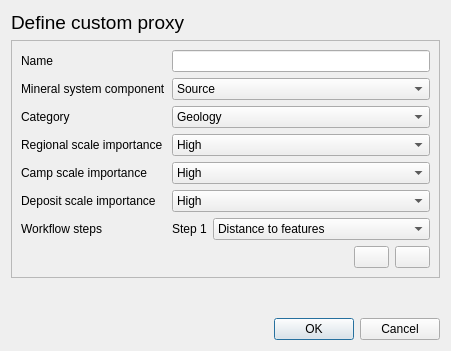
This is eis_qgis_plugin/resources/ui/mineral_proxies/define_custom_proxy.ui in GispoCoding/eis_qgis_plugin as Qt 5 draws it before an edit. The edited form follows.
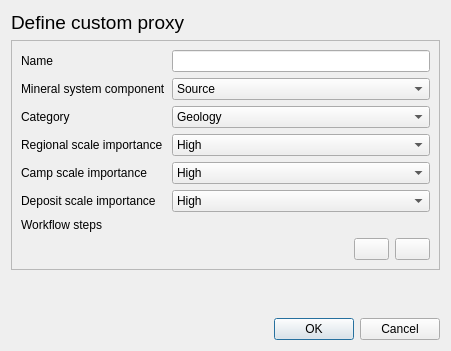
This is the edited form.

Commit message: feat: add binarize to custom proxy processing workflows

Patch:
```diff
--- a/eis_qgis_plugin/resources/ui/mineral_proxies/define_custom_proxy.ui
+++ b/eis_qgis_plugin/resources/ui/mineral_proxies/define_custom_proxy.ui
@@ -234,34 +234,7 @@
          </widget>
         </item>
         <item row="6" column="1">
-         <layout class="QFormLayout" name="workflow_steps_layout">
-          <item row="0" column="0">
-           <widget class="QLabel" name="workflow_step_1_label">
-            <property name="text">
-             <string>Step 1</string>
-            </property>
-           </widget>
-          </item>
-          <item row="0" column="1">
-           <widget class="QComboBox" name="workflow_step_1">
-            <item>
-             <property name="text">
-              <string>Distance to features</string>
-             </property>
-            </item>
-            <item>
-             <property name="text">
-              <string>Distance to anomaly</string>
-             </property>
-            </item>
-            <item>
-             <property name="text">
-              <string>Interpolate</string>
-             </property>
-            </item>
-           </widget>
-          </item>
-         </layout>
+         <layout class="QFormLayout" name="workflow_steps_layout"/>
         </item>
         <item row="7" column="1">
          <layout class="QHBoxLayout" name="horizontalLayout_2">
```
The commit also changes 4 other files.
